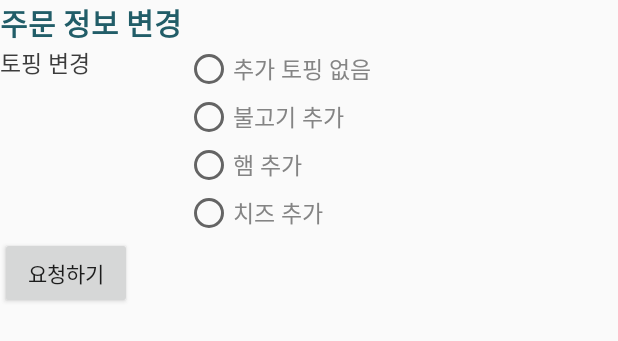
After one commit to GHHM/Hurry-hurry, an Android app: the layout dialog_modify_order.xml on its own in the app's theme, with its tools: preview values and no code run, on a phone screen of 412 x 824 dp. The commit adds this screen. Shown: the top 341 px of the screen. Run offline under Robolectric (Android 15) with nearby library versions, the phone set to English and light mode, and no system bars.

Commit message:
Real time ordering xml
Draw real time ordering xml and fragment

```diff
--- a/client/Hurryhurry_client/app/src/main/java/org/androidtown/hurryhurry_client/order_service/fragment/OrderFragment.java
+++ b/client/Hurryhurry_client/app/src/main/java/org/androidtown/hurryhurry_client/order_service/fragment/OrderFragment.java
@@ -87,10 +87,12 @@ public class OrderFragment extends Fragment {
         return jsonObject.toString();
     }
 
+    //화면 초기화
     private void initScreen() {
         ed_orderFoodName.setText("");
     }
 
+    //토스트
     protected void showToast(int msg) {
         Toast.makeText(mActivity, mActivity.getString(msg), Toast.LENGTH_LONG).show();
     }
@@ -99,6 +101,7 @@ public class OrderFragment extends Fragment {
         Toast.makeText(mActivity, msg, Toast.LENGTH_LONG).show();
     }
 
+    //JSON을 이용한 HTTP 통신
     public class JSONTask extends AsyncTask<String, String, String>{
 
         @Override
--- /dev/null
+++ b/client/Hurryhurry_client/app/src/main/res/layout/dialog_modify_order.xml
@@ -0,0 +1,72 @@
+<?xml version="1.0" encoding="utf-8"?>
+<LinearLayout xmlns:android="http://schemas.android.com/apk/res/android"
+    android:orientation="vertical" android:layout_width="match_parent"
+    android:layout_height="match_parent">
+
+   <!-- 주문 정보 변경 ROW-->
+    <LinearLayout
+        android:layout_width="match_parent"
+        android:layout_height="wrap_content"
+        android:weightSum="5">
+        <TextView
+            style="@style/menu_txt"
+            android:layout_width="wrap_content"
+            android:layout_height="wrap_content"
+            android:text="주문 정보 변경" />
+    </LinearLayout>
+
+    <!--토핑 변경-->
+    <LinearLayout
+        android:layout_width="match_parent"
+        android:layout_height="wrap_content"
+        android:weightSum="5">
+        <TextView
+            style="@style/table_menu_txt"
+            android:layout_width="0dp"
+            android:layout_height="wrap_content"
+            android:layout_weight="1.5"
+            android:text="토핑 변경" />
+        <RadioGroup
+            android:layout_width="0dp"
+            android:layout_height="wrap_content"
+            android:layout_weight="3.5"
+            android:weightSum="4"
+          >
+            <RadioButton
+                style="@style/content_txt"
+            android:layout_width="wrap_content"
+            android:layout_height="wrap_content"
+            android:text="추가 토핑 없음"
+            />
+            <RadioButton
+                style="@style/content_txt"
+                android:layout_width="wrap_content"
+                android:layout_height="wrap_content"
+                android:text="불고기 추가"
+                />
+            <RadioButton
+                style="@style/content_txt"
+                android:layout_width="wrap_content"
+                android:layout_height="wrap_content"
+                android:text="햄 추가"
+                />
+            <RadioButton
+                style="@style/content_txt"
+                android:layout_width="wrap_content"
+                android:layout_height="wrap_content"
+                android:layout_weight="1"
+                android:text="치즈 추가"
+                />
+        </RadioGroup>
+    </LinearLayout>
+
+    <LinearLayout
+        android:layout_width="wrap_content"
+        android:layout_height="wrap_content">
+        <Button
+            android:layout_width="wrap_content"
+            android:layout_height="wrap_content"
+            android:text="요청하기"
+            />
+    </LinearLayout>
+</LinearLayout>
```
Also changed, not shown: client/Hurryhurry_client/app/src/main/java/org/androidtown/hurryhurry_client/MainActivity.java (+13 -0 lines), client/Hurryhurry_client/app/src/main/java/org/androidtown/hurryhurry_client/order_service/fragment/RealTimeInfoFragment.java (+35 -1 lines), client/Hurryhurry_client/app/src/main/res/layout/content_main.xml (+8 -2 lines).
